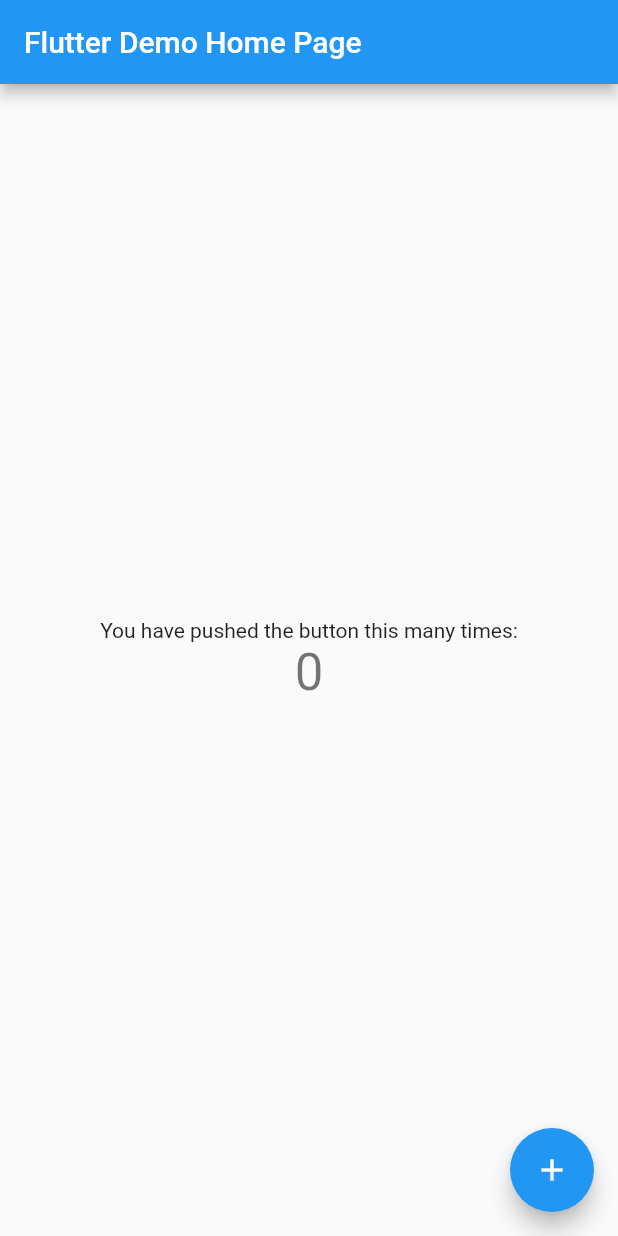
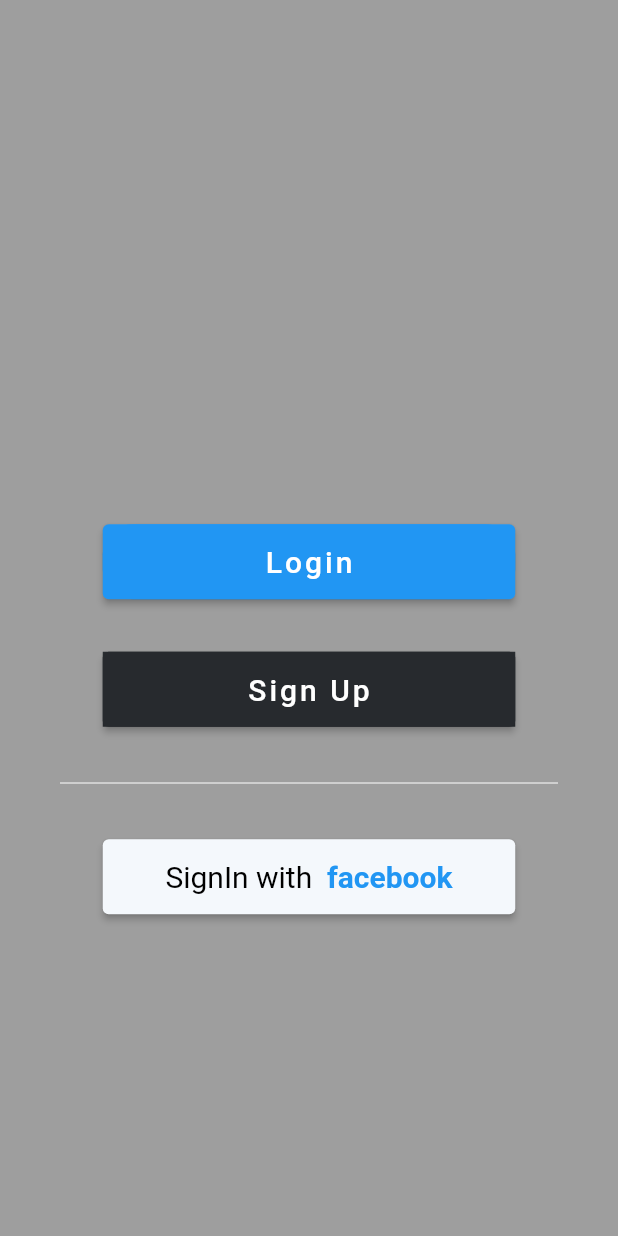
Before and after one commit to damanbehl/carbnb, a Flutter app: the screen it shows after launch, on a phone screen of 412 x 824 dp. Run offline on Flutter 3.47's test engine with Material 2 defaults, Android fonts, the phone set to English and light mode, and no system bars.

Commit message:
first screen added

```diff
--- a/lib/main.dart
+++ b/lib/main.dart
@@ -1,115 +1,74 @@
+
+import 'package:flutter/cupertino.dart';
 import 'package:flutter/material.dart';
 
-void main() {
-  runApp(const MyApp());
+void main(){
+  runApp(carbnb());
 }
 
-class MyApp extends StatelessWidget {
-  const MyApp({Key? key}) : super(key: key);
+class carbnb extends StatefulWidget {
+  const carbnb({Key? key}) : super(key: key);
 
-  // This widget is the root of your application.
+  @override
+  _carbnbState createState() => _carbnbState();
+}
+
+class _carbnbState extends State<carbnb> {
   @override
   Widget build(BuildContext context) {
     return MaterialApp(
-      title: 'Flutter Demo',
-      theme: ThemeData(
-        // This is the theme of your application.
-        //
-        // Try running your application with "flutter run". You'll see the
-        // application has a blue toolbar. Then, without quitting the app, try
-        // changing the primarySwatch below to Colors.green and then invoke
-        // "hot reload" (press "r" in the console where you ran "flutter run",
-        // or simply save your changes to "hot reload" in a Flutter IDE).
-        // Notice that the counter didn't reset back to zero; the application
-        // is not restarted.
-        primarySwatch: Colors.blue,
+      home: Scaffold(
+        backgroundColor: Colors.black38,
+        body: SafeArea(
+          child: Column(mainAxisAlignment: MainAxisAlignment.center,
+            children: [
+
+              Center(
+                child: Container(decoration: BoxDecoration(
+                  borderRadius: BorderRadius.circular(20.0),color: Colors.blue,),height: 50,width: 275,
+                    margin: EdgeInsets.fromLTRB(0.0, 170.0, 0.0, 0.0),
+                    child: Center(child: ElevatedButton(onPressed: (){print('hello');},
+                        style: ElevatedButton.styleFrom(fixedSize: Size(275, 50)),
+
+                        child: Text('Login',style: TextStyle(
+                          fontSize: 20,color: Colors.white,letterSpacing: 2,),
+                        )))),
+              ),
+              Container(
+                  margin: EdgeInsets.all(35.0),
+                  color: Color(0xFF2A2E32),
+                  child: ElevatedButton(onPressed: (){}, child:Text('Sign Up',style: TextStyle(fontSize: 20,letterSpacing: 2)),
+                    style:ElevatedButton.styleFrom(fixedSize: Size(275.0, 50.0),primary: Color(0xff272A2E)),)
+
+
+              ),
+              Divider(
+
+                height: 5,
+                color: Colors.white,
+                thickness: 0,
+                indent: 40,
+                endIndent: 40,
+
+
+              ),
+
+              Container(
+                  margin: EdgeInsets.all(35.0),
+
+                  child: ElevatedButton(onPressed: (){print('facebook');}, child:
+                  RichText( text: TextSpan(text: 'SignIn with  ', style: TextStyle(color: Colors.black,fontSize: 20),
+                  children: const<TextSpan>[
+                    TextSpan(text: 'facebook',style: TextStyle(color: Colors.blue,fontWeight: FontWeight.bold)),
+                  ]),),
+                    style:ElevatedButton.styleFrom(fixedSize: Size(275.0, 50.0),primary: Color(0xffF4F8FC),)
+
+
+              ),
+              ),],
+          ),
+        ),
       ),
-      home: const MyHomePage(title: 'Flutter Demo Home Page'),
     );
   }
 }
-
-class MyHomePage extends StatefulWidget {
-  const MyHomePage({Key? key, required this.title}) : super(key: key);
-
-  // This widget is the home page of your application. It is stateful, meaning
-  // that it has a State object (defined below) that contains fields that affect
-  // how it looks.
-
-  // This class is the configuration for the state. It holds the values (in this
-  // case the title) provided by the parent (in this case the App widget) and
-  // used by the build method of the State. Fields in a Widget subclass are
-  // always marked "final".
-
-  final String title;
-
-  @override
-  State<MyHomePage> createState() => _MyHomePageState();
-}
-
-class _MyHomePageState extends State<MyHomePage> {
-  int _counter = 0;
-
-  void _incrementCounter() {
-    setState(() {
-      // This call to setState tells the Flutter framework that something has
-      // changed in this State, which causes it to rerun the build method below
-      // so that the display can reflect the updated values. If we changed
-      // _counter without calling setState(), then the build method would not be
-      // called again, and so nothing would appear to happen.
-      _counter++;
-    });
-  }
-
-  @override
-  Widget build(BuildContext context) {
-    // This method is rerun every time setState is called, for instance as done
-    // by the _incrementCounter method above.
-    //
-    // The Flutter framework has been optimized to make rerunning build methods
-    // fast, so that you can just rebuild anything that needs updating rather
-    // than having to individually change instances of widgets.
-    return Scaffold(
-      appBar: AppBar(
-        // Here we take the value from the MyHomePage object that was created by
-        // the App.build method, and use it to set our appbar title.
-        title: Text(widget.title),
-      ),
-      body: Center(
-        // Center is a layout widget. It takes a single child and positions it
-        // in the middle of the parent.
-        child: Column(
-          // Column is also a layout widget. It takes a list of children and
-          // arranges them vertically. By default, it sizes itself to fit its
-          // children horizontally, and tries to be as tall as its parent.
-          //
-          // Invoke "debug painting" (press "p" in the console, choose the
-          // "Toggle Debug Paint" action from the Flutter Inspector in Android
-          // Studio, or the "Toggle Debug Paint" command in Visual Studio Code)
-          // to see the wireframe for each widget.
-          //
-          // Column has various properties to control how it sizes itself and
-          // how it positions its children. Here we use mainAxisAlignment to
-          // center the children vertically; the main axis here is the vertical
-          // axis because Columns are vertical (the cross axis would be
-          // horizontal).
-          mainAxisAlignment: MainAxisAlignment.center,
-          children: <Widget>[
-            const Text(
-              'You have pushed the button this many times:',
-            ),
-            Text(
-              '$_counter',
-              style: Theme.of(context).textTheme.headline4,
-            ),
-          ],
-        ),
-      ),
-      floatingActionButton: FloatingActionButton(
-        onPressed: _incrementCounter,
-        tooltip: 'Increment',
-        child: const Icon(Icons.add),
-      ), // This trailing comma makes auto-formatting nicer for build methods.
-    );
-  }
-}
```
Also changed, not shown: 1 other file.
